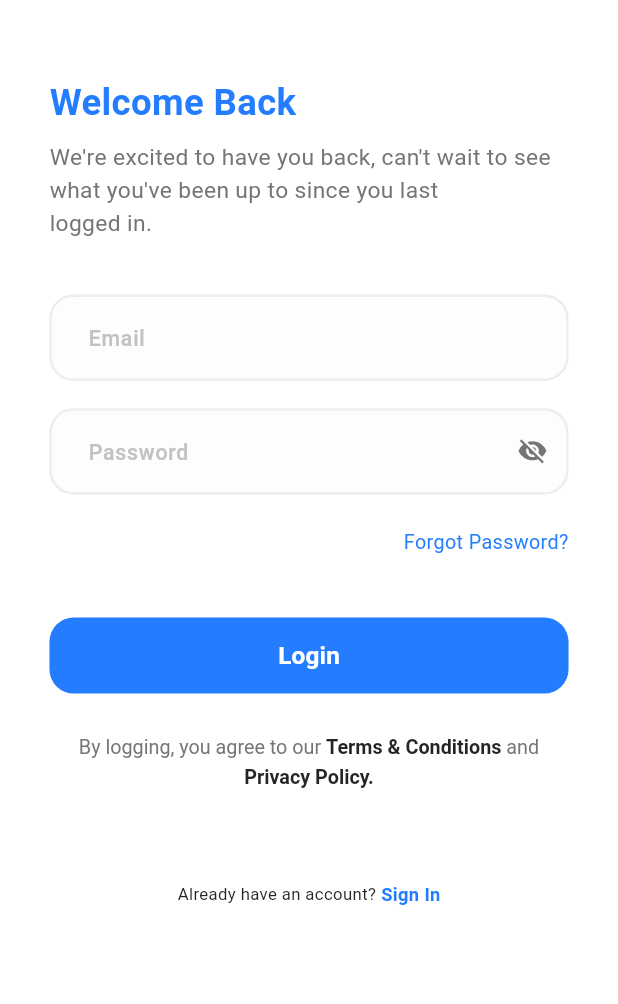
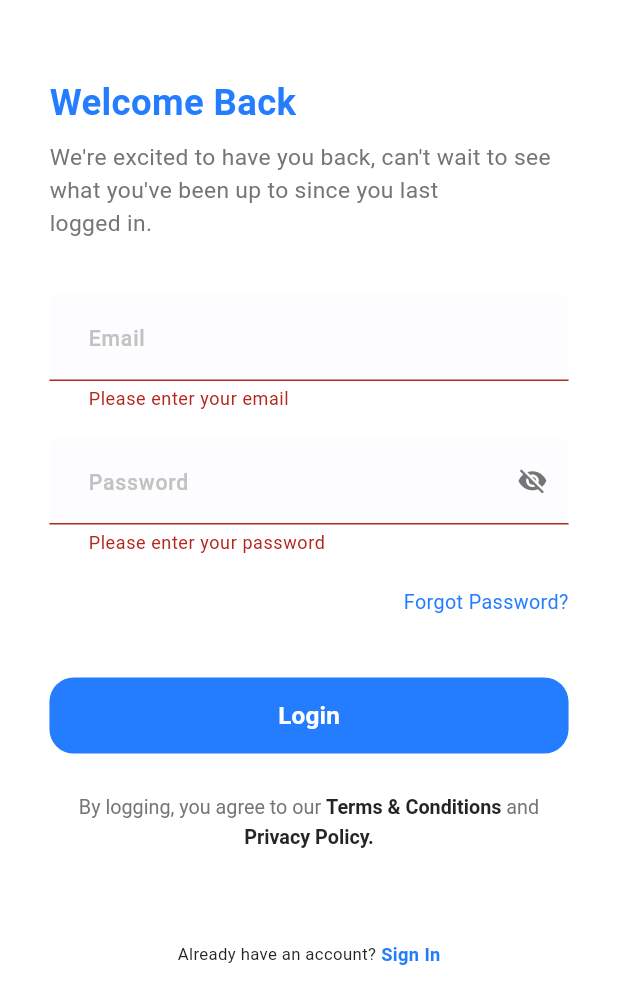
Before and after one commit to abdullrhmanmhmd/DocDoc_appointment_app, a Flutter app: the LoginScreen screen opened directly, after a tap on "Login", on a phone screen of 412 x 824 dp. Shown: the top 1004 px of the screen. Run offline on Flutter 3.47's test engine with Material 3 defaults, Android fonts, the phone set to English and light mode, and no system bars; our stand-ins replace dio, flutter_screenutil, flutter_svg, shared_preferences; accounts and stored records are empty.

Commit message:
Implement login functionality with error handling and loading state

```diff
--- a/lib/ui/login/login_screen.dart
+++ b/lib/ui/login/login_screen.dart
@@ -1,4 +1,7 @@
 import 'package:doc_app_sw/core/constants/color_theme.dart';
+import 'package:doc_app_sw/core/network/api_error.dart';
+import 'package:doc_app_sw/logic/auth_logic/auth_repo.dart';
+import 'package:doc_app_sw/logic/models/user_model.dart';
 import 'package:doc_app_sw/ui/login/widgets/dont_have_account_text.dart';
 import 'package:doc_app_sw/ui/login/widgets/login_terms_and_conditions_text.dart';
 import 'package:doc_app_sw/widgets/app_text_button.dart';
@@ -14,15 +17,42 @@ class LoginScreen extends StatefulWidget {
 }
 
 class _LoginScreenState extends State<LoginScreen> {
+  UserModel userModel = UserModel();
 
   final formKey = GlobalKey<FormState>();
   final emailController = TextEditingController();
   final passwordController = TextEditingController();
   bool isObscure = true;
+  bool isLoading = false;
+
+  final AuthRepo authRepo = AuthRepo();
+
+  Future<void> login() async {
+    setState(() => isLoading = true);
+    try {
+      final user = await authRepo.login(
+        emailController.text.trim(),
+        passwordController.text.trim(),
+      );
+    } catch (e) {
+      String error = "Login not working";
+      if (e is ApiError) {
+        error = e.massage;
+      }
+
+      ScaffoldMessenger.of(
+        context,
+      ).showSnackBar(SnackBar(content: Text(error)));
+    } finally {
+      setState(() => isLoading = false);
+    }
+  }
+
   @override
   Widget build(BuildContext context) {
     return Scaffold(
-        body:SafeArea(child:Padding(
+      body: SafeArea(
+        child: Padding(
           padding: EdgeInsets.symmetric(horizontal: 30.w, vertical: 50.h),
           child: Column(
             crossAxisAlignment: CrossAxisAlignment.start,
@@ -94,14 +124,24 @@ class _LoginScreenState extends State<LoginScreen> {
                       ),
                     ),
                     SizedBox(height: 40.h),
-                      AppTextButton(
+                    isLoading
+                        ? CircularProgressIndicator(
+                            color: MyColors.myBlue,
+                            strokeWidth: 2,
+                            backgroundColor: MyColors.myWhite,
+                          )
+                        : AppTextButton(
                             buttonText: 'Login',
                             textStyle: TextStyle(
                               fontSize: 16.sp,
                               fontWeight: FontWeight.w700,
                               color: MyColors.myWhite,
                             ),
-                        onPressed: () {},
+                            onPressed: () {
+                              if (formKey.currentState!.validate()) {
+                                login();
+                              }
+                            },
                           ),
                     SizedBox(height: 24.h),
                     const LoginTermsAndConditionsText(),
@@ -112,7 +152,8 @@ class _LoginScreenState extends State<LoginScreen> {
               ),
             ],
           ),
-          ), )
+        ),
+      ),
     );
   }
 }
```
Lines whose indentation alone changed are shown as unchanged.
